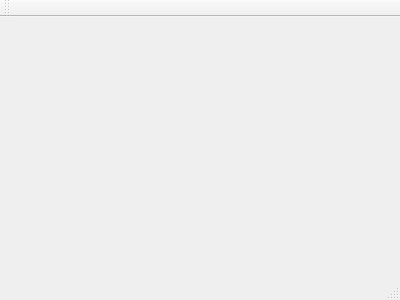
SouPMG/BookApp, file mainwindow.ui: the form before one commit.
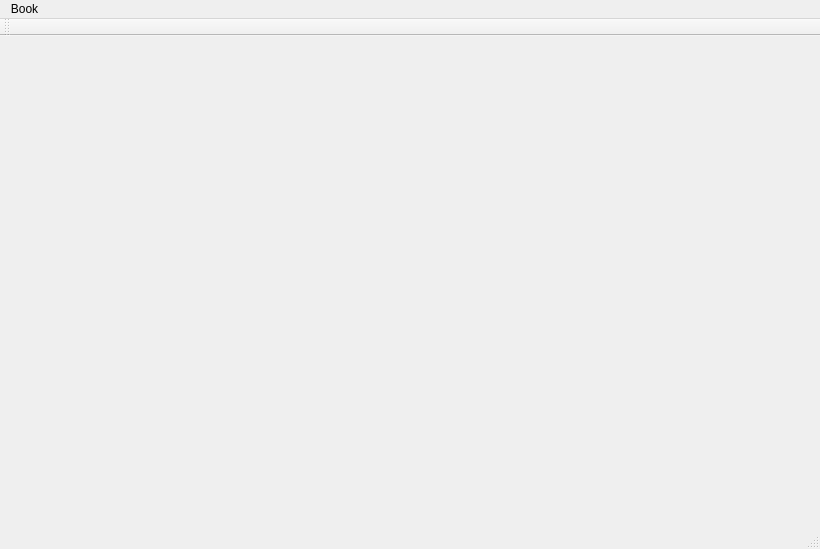
The form after the commit.

```diff
--- a/mainwindow.ui
+++ b/mainwindow.ui
@@ -1,24 +1,57 @@
 <ui version="4.0">
  <class>MainWindow</class>
- <widget class="QMainWindow" name="MainWindow" >
-  <property name="geometry" >
+ <widget class="QMainWindow" name="MainWindow">
+  <property name="geometry">
    <rect>
     <x>0</x>
     <y>0</y>
-    <width>400</width>
-    <height>300</height>
+    <width>820</width>
+    <height>549</height>
    </rect>
   </property>
   <property name="windowTitle" >
    <string>MainWindow</string>
   </property>
-  <widget class="QMenuBar" name="menuBar" />
-  <widget class="QToolBar" name="mainToolBar" />
-  <widget class="QWidget" name="centralWidget" />
-  <widget class="QStatusBar" name="statusBar" />
+  <widget class="QWidget" name="centralWidget"/>
+  <widget class="QMenuBar" name="menuBar">
+   <property name="geometry">
+    <rect>
+     <x>0</x>
+     <y>0</y>
+     <width>820</width>
+     <height>21</height>
+    </rect>
+   </property>
+   <widget class="QMenu" name="menuBook">
+    <property name="title">
+     <string>Book</string>
+    </property>
+    <addaction name="actionAdd_Book"/>
+    <addaction name="actionRemove_Book"/>
+   </widget>
+   <addaction name="menuBook"/>
+  </widget>
+  <widget class="QToolBar" name="mainToolBar">
+   <attribute name="toolBarArea">
+    <enum>TopToolBarArea</enum>
+   </attribute>
+   <attribute name="toolBarBreak">
+    <bool>false</bool>
+   </attribute>
+  </widget>
+  <widget class="QStatusBar" name="statusBar"/>
+  <action name="actionAdd_Book">
+   <property name="text">
+    <string>Add Book</string>
+   </property>
+  </action>
+  <action name="actionRemove_Book">
+   <property name="text">
+    <string>Remove Book</string>
+   </property>
+  </action>
  </widget>
- <layoutDefault spacing="6" margin="11" />
- <pixmapfunction></pixmapfunction>
+ <layoutdefault spacing="6" margin="11"/>
  <resources/>
  <connections/>
 </ui>
```
Left out of the diff: 3 changed lines with no effect on the pictures.
